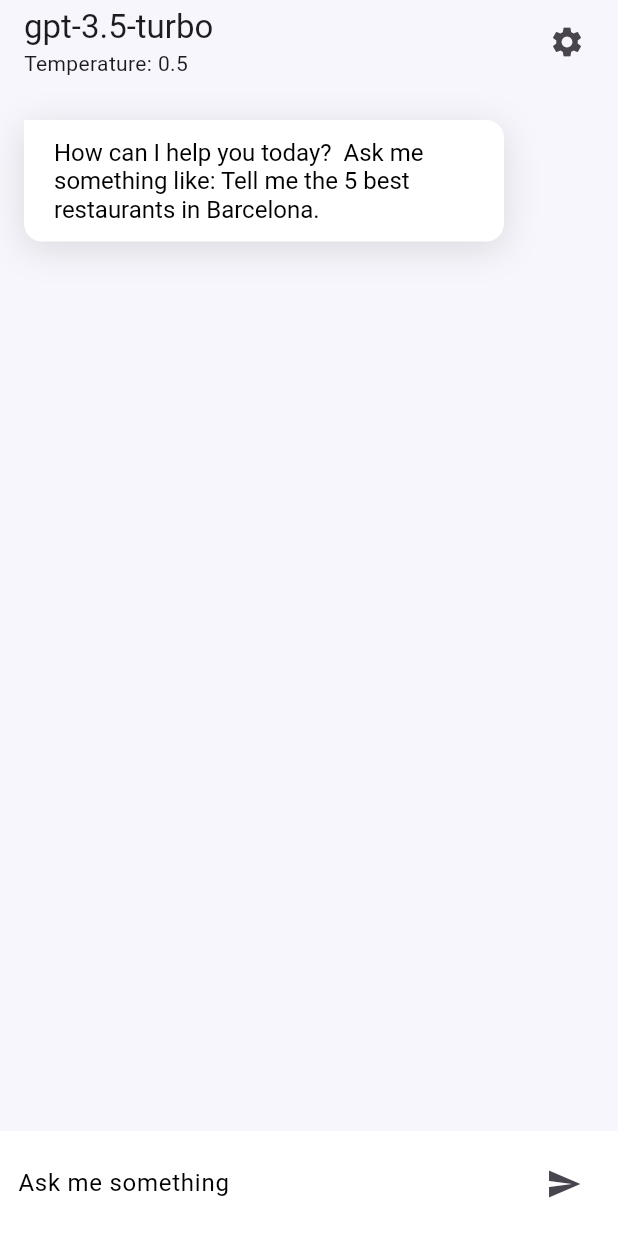
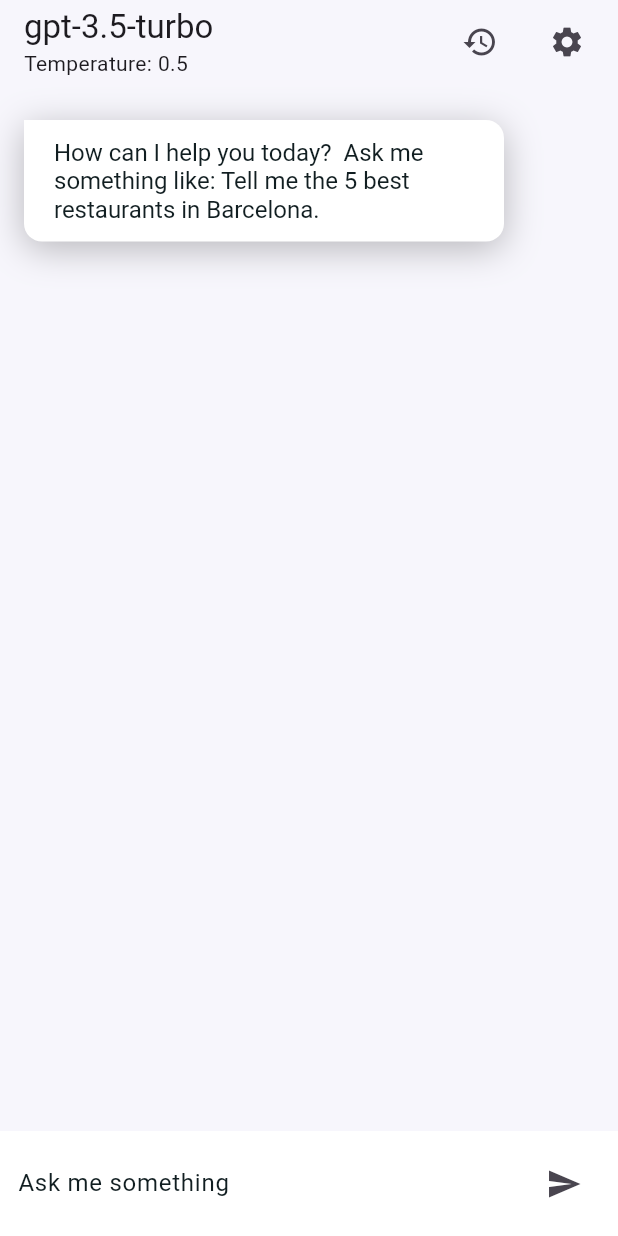
Before and after one commit to mpdevelopment39/flutter-openai-chat, a Flutter app: the screen it shows after launch, after a tap on the "send" icon, on a phone screen of 412 x 824 dp. Run offline on Flutter 3.47's test engine with Material 3 defaults, Android fonts, the phone set to English and light mode, and no system bars; drawn by our look-alikes of animated_text_kit; our stand-ins replace device_preview, dio, flutter_dotenv, flutter_riverpod, freezed_annotation, get_it and 2 more; missing offline and left inert: wheel_slider.

Commit message:
style: added improvements on chat page

```diff
--- a/lib/app/constants.dart
+++ b/lib/app/constants.dart
@@ -2,7 +2,7 @@ import 'package:flutter_dotenv/flutter_dotenv.dart';
 
 //* Assets
 const String assetsImages = 'assets/images';
-const String assetsAnimations = 'assets/animations';
+const String assetsAnimations = 'assets/anims';
 const String assetsFonts = 'assets/fonts';
 
 //* Environment vars
--- a/lib/app/theme.dart
+++ b/lib/app/theme.dart
@@ -13,6 +13,7 @@ class AppTheme {
   static ColorScheme colorScheme = materialTheme.colorScheme;
   static const Color colorWhite = Color(0xFFFFFFFF);
   static const Color colorBlack = Color(0xFF111E21);
+  static const Color colorGrey = Colors.grey;
   static const Color colorBlue = Color.fromRGBO(106, 139, 244, 1);
   static const Color colorBlackLight = Colors.black26;
   static const Color colorBlackIntermediate = Colors.black54;
--- a/lib/ui/notifiers/settings_notifier.dart
+++ b/lib/ui/notifiers/settings_notifier.dart
@@ -7,6 +7,11 @@ class SettingsNotifier extends StateNotifier<SettingsState> {
   Ref ref;
 
   SettingsNotifier(this.ref) : super(const SettingsState());
+
+  Future<void> resetSettings() async {
+    state = const SettingsState();
+  }
+
 
   Future<void> updateModel(String modelSelected) async {
     SettingsState userSettings = state;
@@ -24,6 +29,10 @@ class SettingsNotifier extends StateNotifier<SettingsState> {
     for (MessageWidget m in state.messages) {
       allMessages.add(m);
     }
+    int index = allMessages.indexWhere((m) => m.isWriting);
+    if(index != -1){
+      allMessages.removeAt(index);
+    }
     allMessages.add(newMessage);
     state = userSettings.copyWith(messages: allMessages);
   }
--- a/lib/ui/pages/chat_page.dart
+++ b/lib/ui/pages/chat_page.dart
@@ -1,6 +1,7 @@
 import 'package:flutter/material.dart';
 import 'package:flutter_openai_chat/app/constants.dart';
 import 'package:flutter_openai_chat/app/injector.dart';
+import 'package:flutter_openai_chat/app/theme.dart';
 import 'package:flutter_openai_chat/ui/providers.dart';
 import 'package:flutter_openai_chat/ui/ui_utils.dart';
 import 'package:flutter_openai_chat/ui/widgets/message_widget.dart';
@@ -15,21 +16,18 @@ class ChatPage extends ConsumerStatefulWidget {
 }
 
 class _ChatPageState extends ConsumerState<ChatPage> {
-  TextEditingController _textEditingController = TextEditingController();
+  final TextEditingController _textEditingController = TextEditingController();
+
   @override
   void initState() {
     super.initState();
-    Future(() {
-      ref.read(settingsProvider.notifier).addNewMessage(
-        const MessageWidget(text: 'How can I help you today?  Ask me something like: Tell me the 5 best restaurants in Barcelona.',
-        userType: UserType.assistant));
-    });
+    Future(() => _insertStartMessage());
   }
 
   @override
   Widget build(BuildContext context) {
     return Scaffold(
-      backgroundColor: const Color.fromRGBO(247, 246, 252, 1),
+      backgroundColor: AppTheme.colorBackground,
       appBar: AppBar(
         centerTitle: false,
         title: Column(
@@ -44,10 +42,17 @@ class _ChatPageState extends ConsumerState<ChatPage> {
           Padding(
             padding: const EdgeInsets.only(right:10.0),
             child: IconButton(
-              onPressed: settingsAction,
+              onPressed: _resetAction,
+              icon: const Icon(Icons.restore)
+            ),
+          ),
+          Padding(
+            padding: const EdgeInsets.only(right:10.0),
+            child: IconButton(
+              onPressed: _settingsAction,
               icon: const Icon(Icons.settings)
             ),
-          )
+          ),
         ],
       ),
       body: SafeArea(
@@ -56,7 +61,7 @@ class _ChatPageState extends ConsumerState<ChatPage> {
             Flexible(
               child: RawScrollbar(
                 thumbVisibility: true,
-                thumbColor: Colors.grey,
+                thumbColor: AppTheme.colorGrey,
                 thickness: 4,
                 radius: const Radius.circular(4),
                 child: ListView(
@@ -67,7 +72,7 @@ class _ChatPageState extends ConsumerState<ChatPage> {
             ),
             Container(
               height: 70,
-              color: Colors.white,
+              color: AppTheme.colorWhite,
               padding: const EdgeInsets.symmetric(horizontal:12),
               child: Row(
                 children: [
@@ -76,20 +81,32 @@ class _ChatPageState extends ConsumerState<ChatPage> {
                       padding: const EdgeInsets.only(right:8.0),
                       child: TextField(
                         controller: _textEditingController,
-                        style: const TextStyle(color: Colors.black),
+                        style: const TextStyle(color: AppTheme.colorBlack),
                         decoration: const InputDecoration.collapsed(
                           hintText: "Ask me something",
-                          hintStyle: TextStyle(color: Colors.black),
+                          hintStyle: TextStyle(color: AppTheme.colorBlack),
                         ),
                       ),
                     )
                   ),
-                  IconButton(onPressed: (){
+                  IconButton(onPressed: () async {
                     if(_textEditingController.text.isEmpty) return;
-                    ref.read(settingsProvider.notifier).addNewMessage(
-                      MessageWidget(text: _textEditingController.text.toString(),
-                      userType: UserType.user));
-                    _textEditingController.clear();
+                      ref.read(settingsProvider.notifier).addNewMessage(
+                        MessageWidget(text: _textEditingController.text.toString(),
+                        userType: UserType.user));
+                     _textEditingController.clear();
+                     /*
+                       ref.read(settingsProvider.notifier).addNewMessage(
+                        const MessageWidget(text: '',
+                        userType: UserType.assistant,
+                        isWriting: true,
+                      ));
+                      await Future.delayed(const Duration(seconds: 3));
+                      ref.read(settingsProvider.notifier).addNewMessage(
+                        const MessageWidget(text: 'Texto largo con la respuesta pasado x tiempo',
+                        userType: UserType.assistant,
+                      ));
+                     */
                   }, icon: const Icon(Icons.send)),
                 ],
               ),
@@ -100,7 +117,14 @@ class _ChatPageState extends ConsumerState<ChatPage> {
     );
   }
 
-  void settingsAction(){
+  void _resetAction(){
+    ref.read(settingsProvider.notifier).resetSettings();
+    Future.delayed(const Duration(milliseconds: 100)).then((value) {
+      _insertStartMessage();
+    });
+  }
+
+  void _settingsAction(){
     injector<UiUtils>().showModalBottomWithOptions(
       context: context,
       title: 'Configure requests',
@@ -132,4 +156,10 @@ class _ChatPageState extends ConsumerState<ChatPage> {
       ]
     );
   }
+
+  void _insertStartMessage(){
+    ref.read(settingsProvider.notifier).addNewMessage(
+      const MessageWidget(text: 'How can I help you today?  Ask me something like: Tell me the 5 best restaurants in Barcelona.',
+      userType: UserType.assistant));
+  }
 }
--- a/lib/ui/ui_utils.dart
+++ b/lib/ui/ui_utils.dart
@@ -1,4 +1,5 @@
 import 'package:flutter/material.dart';
+import 'package:flutter_openai_chat/app/theme.dart';
 import 'package:flutter_openai_chat/ui/widgets/custom_wheeler.dart';
 import 'package:flutter_openai_chat/ui/widgets/modal_options.dart';
 
@@ -7,7 +8,7 @@ class UiUtils {
   void showModalBottomWithOptions({required BuildContext context,required String title,required List<OptionModal> listOptions}) {
     showModalBottomSheet(
       elevation: 3,
-      backgroundColor: Colors.white,
+      backgroundColor: AppTheme.colorWhite,
       shape: const RoundedRectangleBorder(borderRadius: BorderRadius.vertical(top: Radius.circular(24))),
       isDismissible: true,
       enableDrag: false,
@@ -24,7 +25,7 @@ class UiUtils {
   void showWheelOptions(BuildContext context,String title,List<dynamic> elements,Function(int selectedIndex) saveAction){
     showModalBottomSheet(
       elevation: 3,
-      backgroundColor: Colors.white,
+      backgroundColor: AppTheme.colorWhite,
       isDismissible: false,
       enableDrag: false,
       context: context,
--- a/lib/ui/widgets/message_widget.dart
+++ b/lib/ui/widgets/message_widget.dart
@@ -1,21 +1,31 @@
 import 'package:flutter/material.dart';
+import 'package:flutter_openai_chat/app/constants.dart';
 import 'package:flutter_openai_chat/app/theme.dart';
 import 'package:animated_text_kit/animated_text_kit.dart';
+import 'package:lottie/lottie.dart';
 
 enum UserType { assistant, user }
 
 class MessageWidget extends StatelessWidget {
   final String text;
   final UserType userType;
+  final bool isWriting;
 
-  const MessageWidget({Key? key, required this.text, required this.userType}) : super(key: key);
+  const MessageWidget({Key? key, required this.text, required this.userType,this.isWriting = false}) : super(key: key);
 
   @override
   Widget build(BuildContext context) {
     final isAssistant = userType == UserType.assistant;
     final messageAlign = isAssistant ? Alignment.centerLeft : Alignment.centerRight;
     final messageColor = isAssistant ? AppTheme.colorWhite : AppTheme.colorBlue;
-
+    if(isWriting && isAssistant){
+      return Container(
+      alignment: messageAlign,
+      child: SizedBox(
+        width: 70,
+        child: Lottie.asset('$assetsAnimations/typing.json')),
+      );
+    }
     return Container(
       margin: EdgeInsets.fromLTRB(isAssistant ? 0 : 60,8,!isAssistant ? 0 : 60,8),
       padding: const EdgeInsets.symmetric(vertical:12.0,horizontal: 20),
@@ -29,7 +39,7 @@ class MessageWidget extends StatelessWidget {
         ),
         boxShadow: const [
           BoxShadow(
-            color:Colors.black12,
+            color:AppTheme.colorBlackLight,
             blurRadius: 20,
             offset: Offset(0, 5)
           )
@@ -42,17 +52,9 @@ class MessageWidget extends StatelessWidget {
           child: DefaultTextStyle(
             style: const TextStyle(
               fontSize: 16.0,
-              color: Colors.black,
+              color: AppTheme.colorBlack,
             ),
-            child: /* Text(text,
-                  textAlign: TextAlign.left,
-                  style: TextStyle(
-                    color: isAssistant ? Colors.black : Colors.white,
-                    fontSize: 16.0,
-                  )
-                ) */
-
-             isAssistant
+            child: isAssistant
               ? AnimatedTextKit(
                 animatedTexts: [
                   TypewriterAnimatedText(text),
@@ -63,9 +65,9 @@ class MessageWidget extends StatelessWidget {
                 totalRepeatCount: 0,
               )
               : Text(text,
-                  textAlign: TextAlign.left,
+                textAlign: TextAlign.right,
                 style: const TextStyle(
-                    color: Colors.white,
+                  color: AppTheme.colorWhite,
                   fontSize: 16.0,
                 ),
             ),
--- a/lib/ui/widgets/modal_options.dart
+++ b/lib/ui/widgets/modal_options.dart
@@ -82,7 +82,7 @@ class ModalOptions extends StatelessWidget {
       if(cont < listOptions.length){
         widgetsToPaint.add(const Padding(
           padding: EdgeInsets.symmetric(vertical:8.0),
-          child: Divider(color: Colors.grey, thickness: 1.0),
+          child: Divider(color: AppTheme.colorGrey, thickness: 1.0),
         ));
       }
       cont++;
--- a/pubspec.yaml
+++ b/pubspec.yaml
@@ -43,7 +43,9 @@ flutter:
   uses-material-design: true
   # To add assets to your application, add an assets section, like this:
   assets:
-    - assets/
+    - assets/anims/
+    - assets/fonts/
+    - assets/images/
     - .env
   # An image asset can refer to one or more resolution-specific "variants", see
   # https://flutter.dev/assets-and-images/#resolution-aware
```
Also changed, not shown: assets/anims/typing.json (added, +1 -0 lines). Lines whose indentation alone changed are shown as unchanged.
